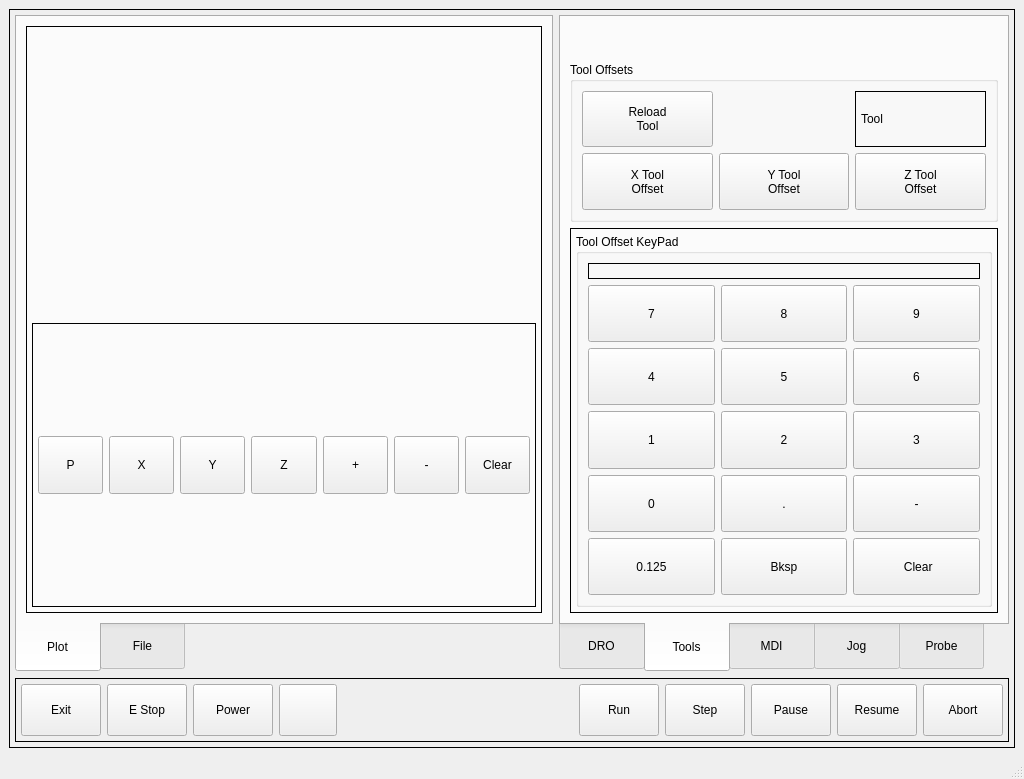
Above: bp_touch/ui/mainwindow.ui from jethornton/bp_touch before the change. Below: the same form after it.
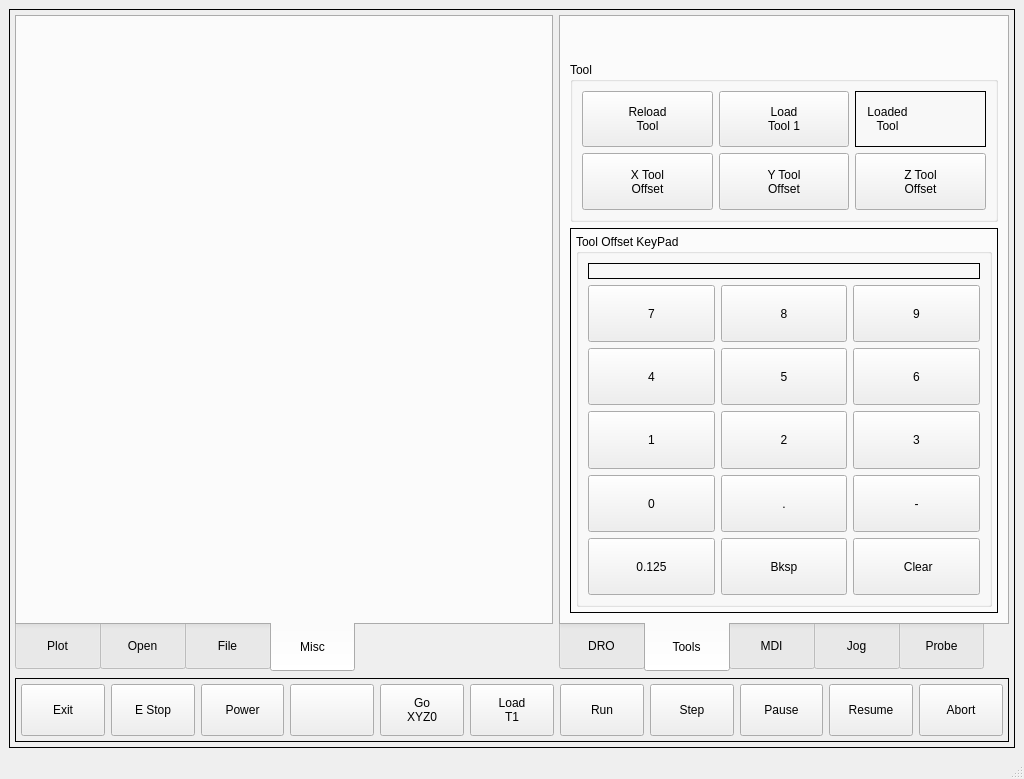
That is the form after the change. The open tabs and pages were chosen to show the change. Custom widgets are drawn as their Qt base class.

Diff of the .ui file:
```diff
--- a/bp_touch/ui/mainwindow.ui
+++ b/bp_touch/ui/mainwindow.ui
@@ -201,7 +201,7 @@
          </widget>
          <widget class="QWidget" name="tab_4">
           <attribute name="title">
-           <string>File</string>
+           <string>Open</string>
           </attribute>
           <layout class="QGridLayout" name="gridLayout_7">
            <item row="0" column="0">
@@ -358,6 +358,37 @@
            </item>
           </layout>
          </widget>
+         <widget class="QWidget" name="tab_8">
+          <attribute name="title">
+           <string>File</string>
+          </attribute>
+          <layout class="QVBoxLayout" name="verticalLayout_2">
+           <item>
+            <widget class="GcodeEditor" name="gcodeeditor"/>
+           </item>
+          </layout>
+         </widget>
+         <widget class="QWidget" name="tab_9">
+          <attribute name="title">
+           <string>Misc</string>
+          </attribute>
+          <widget class="StatusLabel" name="statuslabel_26">
+           <property name="geometry">
+            <rect>
+             <x>10</x>
+             <y>10</y>
+             <width>521</width>
+             <height>581</height>
+            </rect>
+           </property>
+           <property name="wordWrap">
+            <bool>true</bool>
+           </property>
+           <property name="rules" stdset="0">
+            <string>[{&quot;channels&quot;: [{&quot;url&quot;: &quot;status:tool_data&quot;, &quot;trigger&quot;: true}], &quot;property&quot;: &quot;Text&quot;, &quot;expression&quot;: &quot;str(ch[0])&quot;, &quot;name&quot;: &quot;New Rule&quot;}]</string>
+           </property>
+          </widget>
+         </widget>
         </widget>
        </item>
        <item row="0" column="1">
@@ -1169,7 +1200,7 @@
            <item row="1" column="0">
             <widget class="QGroupBox" name="gridGroupBox">
              <property name="title">
-              <string>Tool Offsets</string>
+              <string>Tool</string>
              </property>
              <layout class="QGridLayout" name="gridLayout_21">
               <item row="2" column="0">
@@ -1201,26 +1232,33 @@
                 </property>
                 <layout class="QHBoxLayout" name="horizontalLayout">
                  <property name="leftMargin">
-                  <number>5</number>
+                  <number>1</number>
                  </property>
                  <property name="topMargin">
-                  <number>5</number>
+                  <number>1</number>
                  </property>
                  <property name="rightMargin">
-                  <number>5</number>
+                  <number>1</number>
                  </property>
                  <property name="bottomMargin">
-                  <number>5</number>
+                  <number>1</number>
                  </property>
                  <item>
                   <widget class="QLabel" name="label_11">
                    <property name="text">
-                    <string>Tool</string>
+                    <string>Loaded
+Tool</string>
+                   </property>
+                   <property name="alignment">
+                    <set>Qt::AlignCenter</set>
                    </property>
                   </widget>
                  </item>
                  <item>
                   <widget class="StatusLabel" name="toolInSpindle">
+                   <property name="alignment">
+                    <set>Qt::AlignCenter</set>
+                   </property>
                    <property name="rules" stdset="0">
                     <string>[{&quot;channels&quot;: [{&quot;url&quot;: &quot;status: tool_in_spindle&quot;, &quot;trigger&quot;: true}], &quot;property&quot;: &quot;Text&quot;, &quot;expression&quot;: &quot;str(ch[0])&quot;, &quot;name&quot;: &quot;Tool In Spindle&quot;}]</string>
                    </property>
@@ -1251,6 +1289,17 @@
                 </property>
                </widget>
               </item>
+              <item row="0" column="1">
+               <widget class="MDIButton" name="mdibutton_23">
+                <property name="text">
+                 <string>Load
+Tool 1</string>
+                </property>
+                <property name="MDICommand" stdset="0">
+                 <string>T1 M6</string>
+                </property>
+               </widget>
+              </item>
              </layout>
             </widget>
            </item>
@@ -2216,7 +2265,7 @@
           <property name="bottomMargin">
            <number>5</number>
           </property>
-          <item row="0" column="9">
+          <item row="0" column="10">
            <widget class="ActionButton" name="actionbutton">
             <property name="text">
              <string>Abort</string>
@@ -2226,7 +2275,7 @@
             </property>
            </widget>
           </item>
-          <item row="0" column="7">
+          <item row="0" column="8">
            <widget class="ActionButton" name="actionbutton_3">
             <property name="text">
              <string>Pause</string>
@@ -2236,7 +2285,7 @@
             </property>
            </widget>
           </item>
-          <item row="0" column="8">
+          <item row="0" column="9">
            <widget class="ActionButton" name="actionbutton_2">
             <property name="text">
              <string>Resume</string>
@@ -2246,7 +2295,7 @@
             </property>
            </widget>
           </item>
-          <item row="0" column="6">
+          <item row="0" column="7">
            <widget class="ActionButton" name="actionbutton_8">
             <property name="text">
              <string>Step</string>
@@ -2256,7 +2305,7 @@
             </property>
            </widget>
           </item>
-          <item row="0" column="5">
+          <item row="0" column="6">
            <widget class="ActionButton" name="actionbutton_9">
             <property name="text">
              <string>Run</string>
@@ -2302,19 +2351,6 @@
             </property>
            </widget>
           </item>
-          <item row="0" column="4">
-           <spacer name="horizontalSpacer">
-            <property name="orientation">
-             <enum>Qt::Horizontal</enum>
-            </property>
-            <property name="sizeHint" stdset="0">
-             <size>
-              <width>40</width>
-              <height>20</height>
-             </size>
-            </property>
-           </spacer>
-          </item>
           <item row="0" column="0">
            <widget class="QPushButton" name="exitButton">
             <property name="text">
@@ -2322,6 +2358,28 @@
             </property>
            </widget>
           </item>
+          <item row="0" column="5">
+           <widget class="MDIButton" name="mdibutton_25">
+            <property name="text">
+             <string>Load
+T1</string>
+            </property>
+            <property name="MDICommand" stdset="0">
+             <string>T1 M6</string>
+            </property>
+           </widget>
+          </item>
+          <item row="0" column="4">
+           <widget class="MDIButton" name="mdibutton_24">
+            <property name="text">
+             <string>Go
+XYZ0</string>
+            </property>
+            <property name="MDICommand" stdset="0">
+             <string>G0 X0 Y0 Z0</string>
+            </property>
+           </widget>
+          </item>
          </layout>
         </widget>
        </item>
@@ -2371,6 +2429,11 @@
    <header>qtpyvcp.widgets.display_widgets.gcode_backplot.gcode_backplot</header>
    <container>1</container>
   </customwidget>
+  <customwidget>
+   <class>GcodeEditor</class>
+   <extends>QFrame</extends>
+   <header>qtpyvcp.widgets.input_widgets.gcode_editor</header>
+  </customwidget>
   <customwidget>
    <class>FileSystemTable</class>
    <extends>QTableView</extends>
```
Left out of the diff: 35 changed lines with no effect on the pictures.
